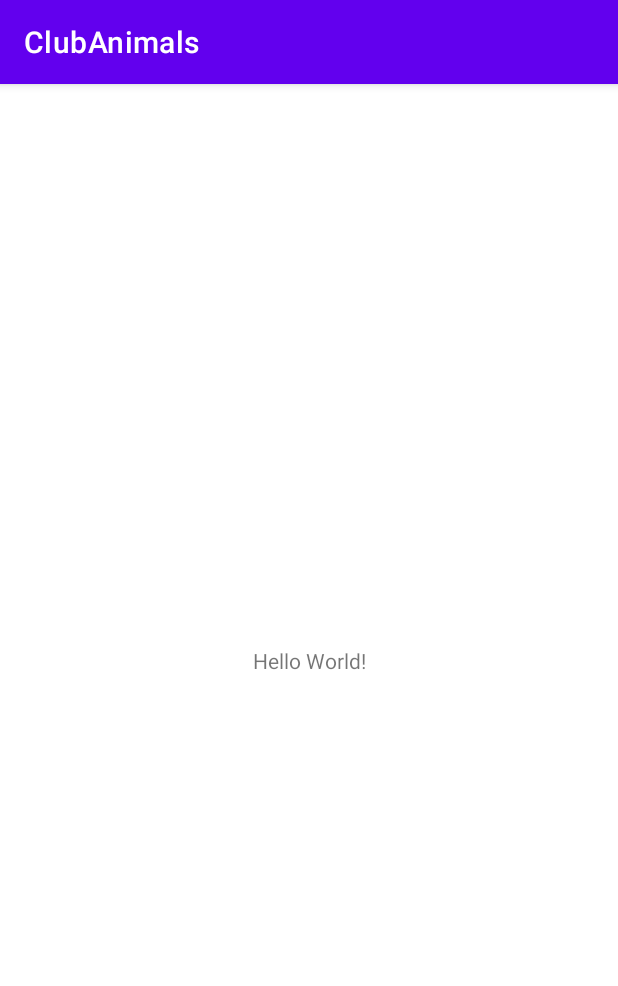
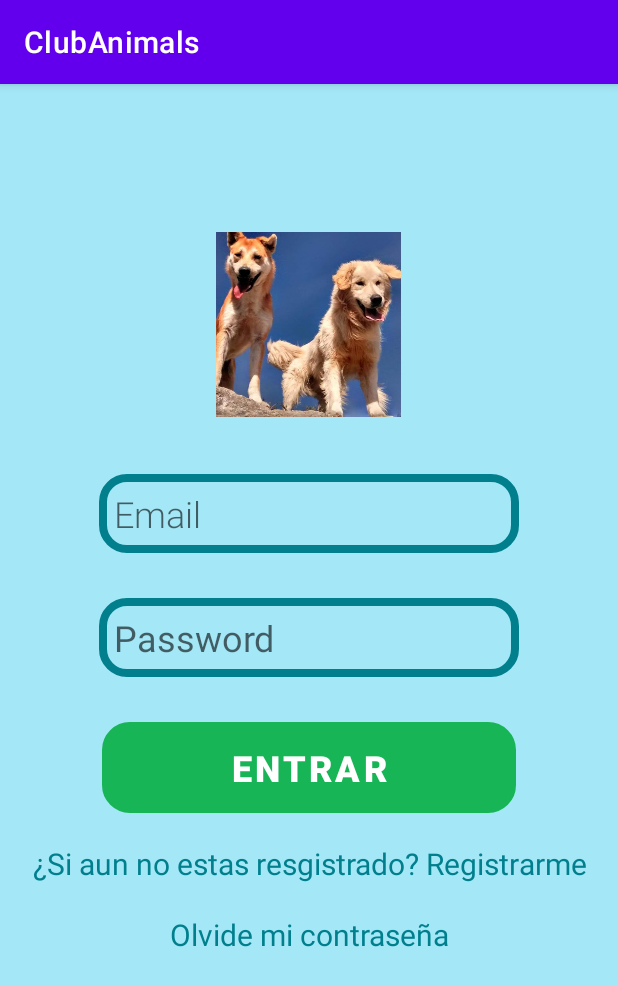
Before and after one commit to JorgeEMalambo/AppMascotas, an Android app: the screen it shows after launch (MainActivity), on a phone screen of 412 x 824 dp. Shown: the top 986 px of the screen. Run offline under Robolectric (Android 15) with nearby library versions, the phone set to English and light mode, and no system bars.

Commit message:
ae haca la activity del login

```diff
--- a/app/src/main/java/com/nallis/clubanimals/MainActivity.java
+++ b/app/src/main/java/com/nallis/clubanimals/MainActivity.java
@@ -9,6 +9,6 @@ public class MainActivity extends AppCompatActivity {
     @Override
     protected void onCreate(Bundle savedInstanceState) {
         super.onCreate(savedInstanceState);
-        setContentView(R.layout.activity_main);
+        setContentView(R.layout.ActivityLogin);
     }
 }
--- /dev/null
+++ b/app/src/main/res/drawable/border_radius.xml
@@ -0,0 +1,6 @@
+<?xml version="1.0" encoding="utf-8"?>
+<shape xmlns:android="http://schemas.android.com/apk/res/android">
+    <corners android:radius="16dp"/>
+    <stroke android:width="5dp"
+        android:color="#017F8D" />
+</shape>
--- /dev/null
+++ b/app/src/main/res/drawable/border_radius_image.xml
@@ -0,0 +1,10 @@
+<?xml version="1.0" encoding="utf-8"?>
+<shape xmlns:android="http://schemas.android.com/apk/res/android">
+    <stroke
+        android:width="10dp"
+        android:color="@color/black" />
+    <padding android:bottom="16dp"
+        android:left="16dp"
+        android:top="16dp"
+        android:right="16dp" />
+</shape>
--- /dev/null
+++ b/app/src/main/res/drawable/buttom_round.xml
@@ -0,0 +1,5 @@
+<?xml version="1.0" encoding="utf-8"?>
+<shape xmlns:android="http://schemas.android.com/apk/res/android">
+    <corners android:radius="16dp"/>
+    <stroke android:width="5dp" />
+</shape>
--- /dev/null
+++ b/app/src/main/res/layout/ActivityLogin.xml
@@ -0,0 +1,82 @@
+<?xml version="1.0" encoding="utf-8"?>
+<?xml version="1.0" encoding="utf-8"?>
+<LinearLayout xmlns:android="http://schemas.android.com/apk/res/android"
+    xmlns:app="http://schemas.android.com/apk/res-auto"
+    xmlns:tools="http://schemas.android.com/tools"
+    android:layout_width="match_parent"
+    android:layout_height="match_parent"
+    android:background="#6110C0E7"
+    android:orientation="vertical"
+    android:padding="10dp"
+    tools:context=".MainActivity">
+
+    <ImageView
+        android:id="@+id/imageView"
+        android:layout_width="123dp"
+        android:layout_height="160dp"
+        android:layout_alignParentTop="false"
+        android:layout_centerInParent="true"
+        android:layout_gravity="center|center_vertical"
+        android:layout_marginTop="70dp"
+        app:srcCompat="@drawable/fredo_y_max" />
+
+    <EditText
+        android:id="@+id/Email"
+        android:layout_width="wrap_content"
+        android:layout_height="wrap_content"
+        android:layout_gravity="center"
+        android:layout_margin="20dp"
+        android:background="@drawable/border_radius"
+        android:ems="10"
+        android:fontFamily="sans-serif-light"
+        android:hint="Email"
+        android:inputType="textPersonName"
+        android:padding="10dp"
+        android:textSize="24sp" />
+
+    <EditText
+        android:id="@+id/Password"
+        android:layout_width="wrap_content"
+        android:layout_height="wrap_content"
+        android:layout_gravity="center|center_horizontal"
+        android:layout_margin="10dp"
+        android:background="@drawable/border_radius"
+        android:ems="10"
+        android:hint="Password"
+        android:inputType="textPassword"
+        android:padding="10dp"
+        android:textSize="24sp" />
+
+    <Button
+        android:id="@+id/button_login"
+        android:layout_width="276dp"
+        android:layout_height="wrap_content"
+        android:layout_gravity="center|center_horizontal"
+        android:layout_margin="20dp"
+        android:background="@drawable/buttom_round"
+        android:padding="8dp"
+        android:text="Entrar"
+        android:textSize="24sp"
+        android:textStyle="bold"
+        app:backgroundTint="#17B556" />
+
+    <TextView
+        android:id="@+id/enlace_registro"
+        android:layout_width="match_parent"
+        android:layout_height="wrap_content"
+        android:gravity="center|center_horizontal"
+        android:text="¿Si aun no estas resgistrado? Registrarme"
+        android:textColor="#017F8D"
+        android:textSize="20sp" />
+
+    <TextView
+        android:id="@+id/enlace_recu_contra"
+        android:layout_width="match_parent"
+        android:layout_height="wrap_content"
+        android:layout_margin="20dp"
+        android:gravity="center|center_horizontal"
+        android:text="Olvide mi contraseña"
+        android:textColor="#017F8D"
+        android:textSize="20sp" />
+
+</LinearLayout>
--- a/app/src/main/res/layout/activity_main.xml
+++ /dev/null
@@ -1,18 +0,0 @@
-<?xml version="1.0" encoding="utf-8"?>
-<androidx.constraintlayout.widget.ConstraintLayout xmlns:android="http://schemas.android.com/apk/res/android"
-    xmlns:app="http://schemas.android.com/apk/res-auto"
-    xmlns:tools="http://schemas.android.com/tools"
-    android:layout_width="match_parent"
-    android:layout_height="match_parent"
-    tools:context=".MainActivity">
-
-    <TextView
-        android:layout_width="wrap_content"
-        android:layout_height="wrap_content"
-        android:text="Hello World!"
-        app:layout_constraintBottom_toBottomOf="parent"
-        app:layout_constraintLeft_toLeftOf="parent"
-        app:layout_constraintRight_toRightOf="parent"
-        app:layout_constraintTop_toTopOf="parent" />
-
-</androidx.constraintlayout.widget.ConstraintLayout>
```
Also changed, not shown: app/src/main/res/drawable/fredo_y_max.jpg (added).
